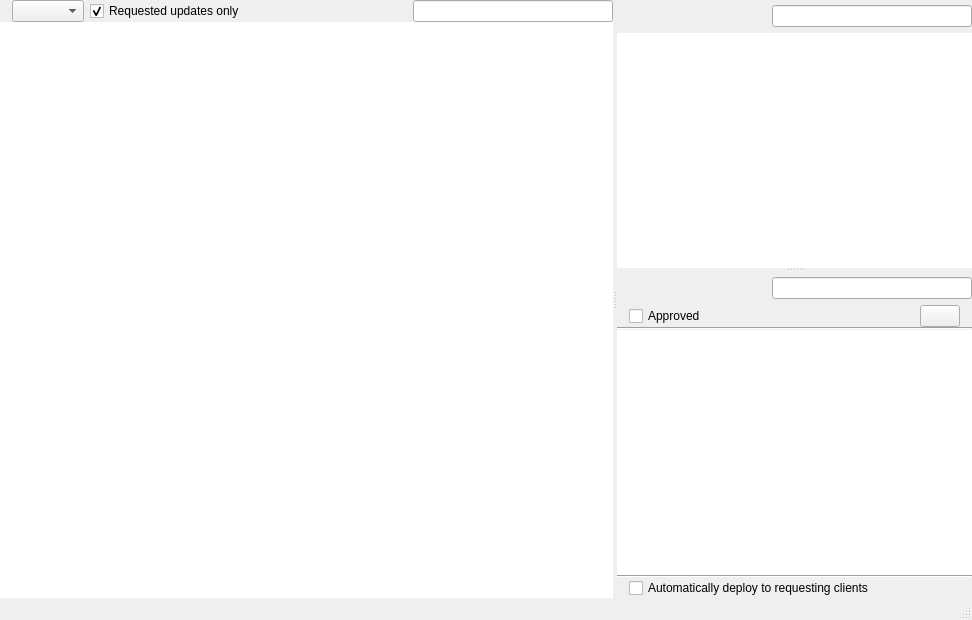
Above: FWAdminLib/SoftwareUpdateDlg.ui from fw-dev/translations before the change. Below: the same form after it.
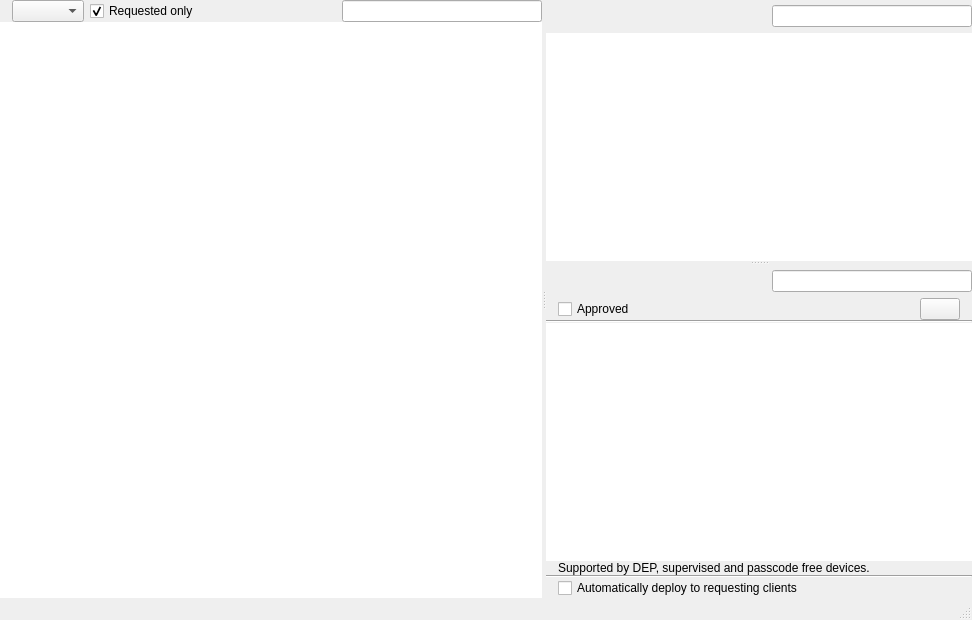
That is the form after the change. Custom widgets are drawn as their Qt base class.

What changed in the file:
```diff
--- a/FWAdminLib/SoftwareUpdateDlg.ui
+++ b/FWAdminLib/SoftwareUpdateDlg.ui
@@ -67,7 +67,7 @@
               <string>When this is checked, only the updates that have been requested by clients will appear in the list.  To see all updates, uncheck the box.</string>
              </property>
              <property name="text">
-              <string>Requested updates only</string>
+              <string>Requested only</string>
              </property>
              <property name="checked">
               <bool>true</bool>
@@ -152,11 +152,20 @@
            <bool>true</bool>
           </property>
           <property name="headerHidden">
-           <bool>true</bool>
+           <bool>false</bool>
           </property>
           <property name="uniformItemSizes" stdset="0">
            <bool>true</bool>
           </property>
+          <attribute name="headerVisible">
+           <bool>true</bool>
+          </attribute>
+          <attribute name="headerShowSortIndicator" stdset="0">
+           <bool>true</bool>
+          </attribute>
+          <attribute name="headerStretchLastSection">
+           <bool>true</bool>
+          </attribute>
          </widget>
         </item>
        </layout>
@@ -410,6 +419,16 @@
            </property>
           </widget>
          </item>
+         <item>
+          <widget class="QLabel" name="iosLabel">
+           <property name="text">
+            <string>Supported by DEP, supervised and passcode free devices. </string>
+           </property>
+           <property name="indent">
+            <number>12</number>
+           </property>
+          </widget>
+         </item>
          <item>
           <widget class="Line" name="line_5">
            <property name="orientation">
```
Left out of the diff: 42 changed lines with no effect on the pictures.
